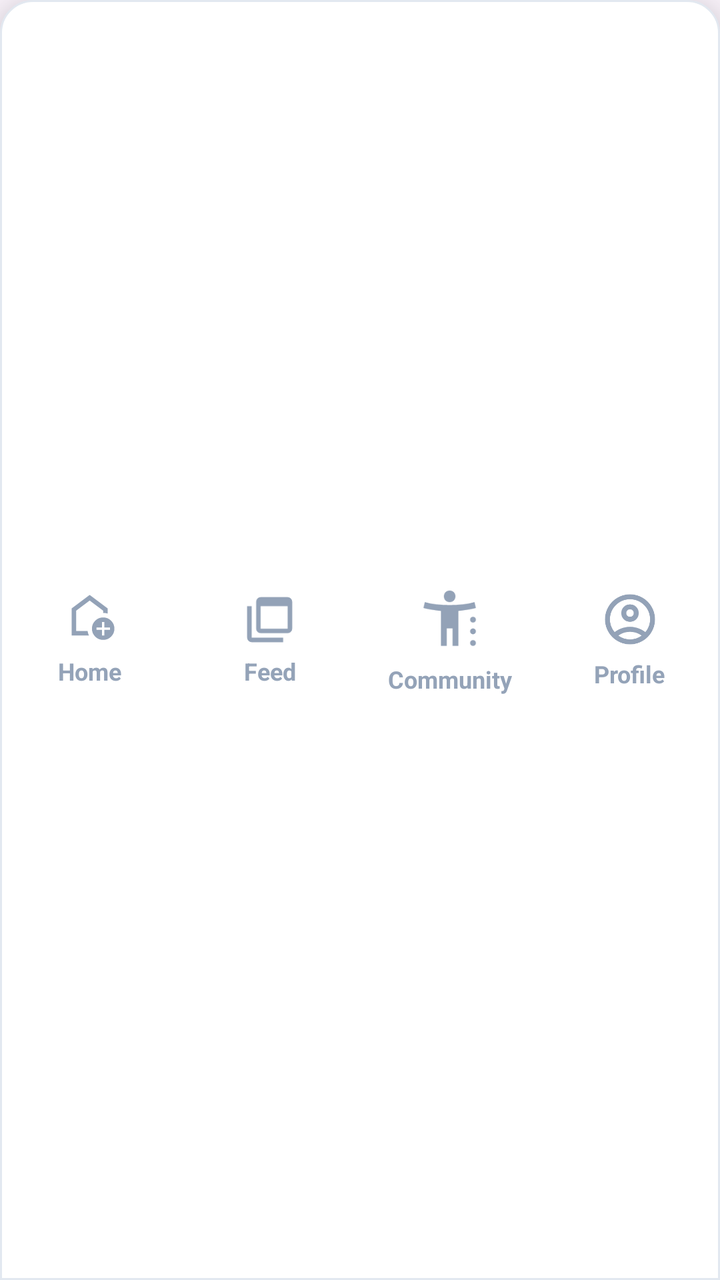
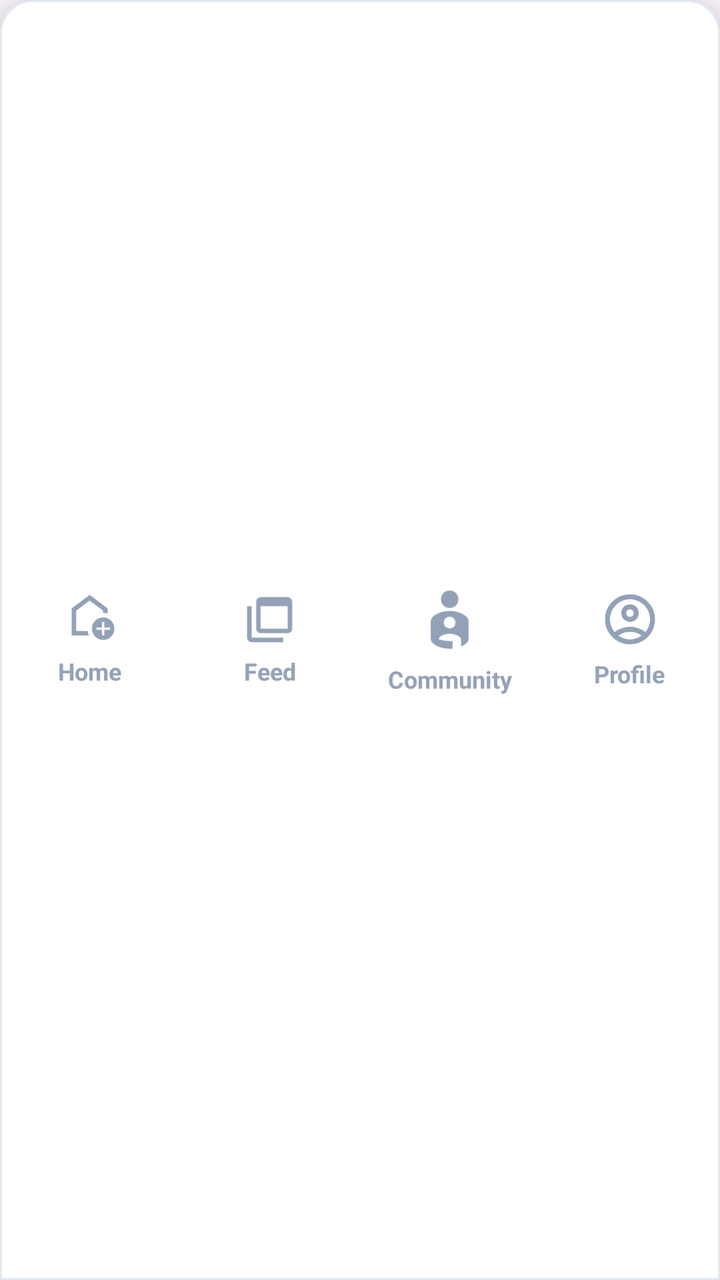

The first picture is an Android layout as it rendered before a commit; the second is the same layout after the commit. The layout source and the unified diff follow.
<!-- AndroidManifest.xml: application theme Theme.SwachhtaSarthi -->
<!-- res/layout/component_tray_bottom.xml -->
<?xml version="1.0" encoding="utf-8"?>
<androidx.constraintlayout.widget.ConstraintLayout xmlns:android="http://schemas.android.com/apk/res/android"
    xmlns:app="http://schemas.android.com/apk/res-auto"
    android:layout_width="match_parent"
    android:layout_height="72dp"
    android:background="@drawable/bg_bottom_nav"
    android:elevation="16dp">

    <LinearLayout
        android:layout_width="match_parent"
        android:layout_height="match_parent"
        android:orientation="horizontal"
        android:weightSum="4">

        

        
        <LinearLayout
            android:id="@+id/nav_home"
            android:layout_width="0dp"
            android:layout_height="match_parent"
            android:layout_weight="1"
            android:background="?attr/selectableItemBackground"
            android:clickable="true"
            android:focusable="true"
            android:gravity="center"
            android:orientation="vertical">

            <ImageView
                android:id="@+id/imageButtonHome"
                android:layout_width="27dp"
                android:layout_height="27dp"
                app:srcCompat="@drawable/home_new" />

            <TextView
                android:id="@+id/textViewHome"
                android:layout_width="wrap_content"
                android:layout_height="wrap_content"
                android:layout_marginTop="4dp"
                android:text="Home"
                android:textColor="#94A3B8"
                android:textSize="12sp"
                android:textStyle="bold" />
        </LinearLayout>

        <LinearLayout
            android:id="@+id/nav_report"
            android:layout_width="0dp"
            android:layout_height="match_parent"
            android:layout_weight="1"
            android:background="?attr/selectableItemBackground"
            android:clickable="true"
            android:focusable="true"
            android:gravity="center"
            android:orientation="vertical">

            <ImageView
                android:id="@+id/imageButtonReport"
                android:layout_width="27dp"
                android:layout_height="27dp"
                app:srcCompat="@drawable/feed_new" />

            <TextView
                android:id="@+id/textViewReport"
                android:layout_width="wrap_content"
                android:layout_height="wrap_content"
                android:layout_marginTop="4dp"
                android:text="Feed"
                android:textColor="#94A3B8"
                android:textSize="12sp"
                android:textStyle="bold" />
        </LinearLayout>

        
        <LinearLayout
            android:id="@+id/nav_community"
            android:layout_width="0dp"
            android:layout_height="match_parent"
            android:layout_weight="1"
            android:background="?attr/selectableItemBackground"
            android:clickable="true"
            android:focusable="true"
            android:gravity="center"
            android:orientation="vertical">

            <ImageView
                android:id="@+id/imageButtonCommunity"
                android:layout_width="35dp"
                android:layout_height="35dp"
                app:srcCompat="@drawable/community_new" />

            <TextView
                android:id="@+id/textViewCommunity"
                android:layout_width="wrap_content"
                android:layout_height="wrap_content"
                android:layout_marginTop="4dp"
                android:text="Community"
                android:textColor="#94A3B8"
                android:textSize="12sp"
                android:textStyle="bold" />
        </LinearLayout>

        
        <LinearLayout
            android:id="@+id/nav_profile"
            android:layout_width="0dp"
            android:layout_height="match_parent"
            android:layout_weight="1"
            android:background="?attr/selectableItemBackground"
            android:clickable="true"
            android:focusable="true"
            android:gravity="center"
            android:orientation="vertical">

            <ImageView
                android:id="@+id/imageButtonProfile"
                android:layout_width="30dp"
                android:layout_height="30dp"
                app:srcCompat="@drawable/profile_new" />

            <TextView
                android:id="@+id/textViewProfile"
                android:layout_width="wrap_content"
                android:layout_height="wrap_content"
                android:layout_marginTop="4dp"
                android:text="Profile"
                android:textColor="#94A3B8"
                android:textSize="12sp"
                android:textStyle="bold" />
        </LinearLayout>

    </LinearLayout>

</androidx.constraintlayout.widget.ConstraintLayout>
<!-- resources referenced by this layout -->
<resources>
  <!-- drawable bg_bottom_nav (drawable) -->
  <?xml version="1.0" encoding="utf-8"?>
  <shape xmlns:android="http://schemas.android.com/apk/res/android">
      <solid android:color="#FFFFFF" />
      <corners
          android:topLeftRadius="16dp"
          android:topRightRadius="16dp" />
      <stroke
          android:width="1dp"
          android:color="#E2E8F0" />
  </shape>
  <!-- drawable community_new (drawable) -->
  <vector xmlns:android="http://schemas.android.com/apk/res/android" android:height="24dp" android:tint="#93A2B7" android:viewportHeight="960" android:viewportWidth="960" android:width="24dp">
        
      <path android:fillColor="@android:color/white" android:pathData="M423.5,216.5Q400,193 400,160Q400,127 423.5,103.5Q447,80 480,80Q513,80 536.5,103.5Q560,127 560,160Q560,193 536.5,216.5Q513,240 480,240Q447,240 423.5,216.5ZM360,840L360,360Q292,354 233,344Q174,334 120,320L140,240Q215,260 299,270Q383,280 480,280Q577,280 661,270Q745,260 820,240L840,320Q786,334 727,344Q668,354 600,360L600,840L520,840L520,600L440,600L440,840L360,840ZM771.5,508.5Q760,497 760,480Q760,463 771.5,451.5Q783,440 800,440Q817,440 828.5,451.5Q840,463 840,480Q840,497 828.5,508.5Q817,520 800,520Q783,520 771.5,508.5ZM771.5,668.5Q760,657 760,640Q760,623 771.5,611.5Q783,600 800,600Q817,600 828.5,611.5Q840,623 840,640Q840,657 828.5,668.5Q817,680 800,680Q783,680 771.5,668.5ZM771.5,828.5Q760,817 760,800Q760,783 771.5,771.5Q783,760 800,760Q817,760 828.5,771.5Q840,783 840,800Q840,817 828.5,828.5Q817,840 800,840Q783,840 771.5,828.5Z"/>
      
  </vector>
  <!-- drawable feed_new (drawable) -->
  <vector xmlns:android="http://schemas.android.com/apk/res/android" android:height="24dp" android:tint="#93A2B7" android:viewportHeight="960" android:viewportWidth="960" android:width="24dp">
        
      <path android:fillColor="@android:color/white" android:pathData="M320,640L800,640Q800,640 800,640Q800,640 800,640L800,240L320,240L320,640Q320,640 320,640Q320,640 320,640ZM320,720Q287,720 263.5,696.5Q240,673 240,640L240,160Q240,127 263.5,103.5Q287,80 320,80L800,80Q833,80 856.5,103.5Q880,127 880,160L880,640Q880,673 856.5,696.5Q833,720 800,720L320,720ZM160,880Q127,880 103.5,856.5Q80,833 80,800L80,240L160,240L160,800Q160,800 160,800Q160,800 160,800L720,800L720,880L160,880ZM320,160Q320,160 320,160Q320,160 320,160L320,640Q320,640 320,640Q320,640 320,640L320,640Q320,640 320,640Q320,640 320,640L320,160Q320,160 320,160Q320,160 320,160Z"/>
      
  </vector>
  <!-- drawable home_new (drawable) -->
  <vector xmlns:android="http://schemas.android.com/apk/res/android" android:height="24dp" android:tint="#93A2B7" android:viewportHeight="960" android:viewportWidth="960" android:width="24dp">
        
      <path android:fillColor="@android:color/white" android:pathData="M700,760L740,760L740,660L840,660L840,620L740,620L740,520L700,520L700,620L600,620L600,660L700,660L700,760ZM720,840Q637,840 578.5,781.5Q520,723 520,640Q520,557 578.5,498.5Q637,440 720,440Q803,440 861.5,498.5Q920,557 920,640Q920,723 861.5,781.5Q803,840 720,840ZM160,760L160,280L480,40L800,280L800,372Q781,366 761,363Q741,360 720,360L720,320L480,140L240,320L240,680L443,680Q446,701 452,721Q458,741 467,760L160,760ZM480,410L480,410L480,410L480,410L480,410Q480,410 480,410Q480,410 480,410Q480,410 480,410Q480,410 480,410Z"/>
      
  </vector>
  <style name="Theme.SwachhtaSarthi" parent="Base.Theme.SwachhtaSarthi" />
  <style name="Base.Theme.SwachhtaSarthi" parent="Theme.Material3.DayNight.NoActionBar">
          
          
      </style>
  <!-- unchanged entries left out for length: 1 -->
</resources>

<!-- the commit's change to res/layout/component_tray_bottom.xml (unified diff, before → after) -->
@@ -87,7 +87,7 @@
                 android:id="@+id/imageButtonCommunity"
                 android:layout_width="35dp"
                 android:layout_height="35dp"
-                app:srcCompat="@drawable/community_new" />
+                app:srcCompat="@drawable/new_community_grey" />
 
             <TextView
                 android:id="@+id/textViewCommunity"
<!-- resource entries referenced after the edit -->
@@ -11,12 +11,6 @@
           android:width="1dp"
           android:color="#E2E8F0" />
   </shape>
-  <!-- drawable community_new (drawable) -->
-  <vector xmlns:android="http://schemas.android.com/apk/res/android" android:height="24dp" android:tint="#93A2B7" android:viewportHeight="960" android:viewportWidth="960" android:width="24dp">
-        
-      <path android:fillColor="@android:color/white" android:pathData="M423.5,216.5Q400,193 400,160Q400,127 423.5,103.5Q447,80 480,80Q513,80 536.5,103.5Q560,127 560,160Q560,193 536.5,216.5Q513,240 480,240Q447,240 423.5,216.5ZM360,840L360,360Q292,354 233,344Q174,334 120,320L140,240Q215,260 299,270Q383,280 480,280Q577,280 661,270Q745,260 820,240L840,320Q786,334 727,344Q668,354 600,360L600,840L520,840L520,600L440,600L440,840L360,840ZM771.5,508.5Q760,497 760,480Q760,463 771.5,451.5Q783,440 800,440Q817,440 828.5,451.5Q840,463 840,480Q840,497 828.5,508.5Q817,520 800,520Q783,520 771.5,508.5ZM771.5,668.5Q760,657 760,640Q760,623 771.5,611.5Q783,600 800,600Q817,600 828.5,611.5Q840,623 840,640Q840,657 828.5,668.5Q817,680 800,680Q783,680 771.5,668.5ZM771.5,828.5Q760,817 760,800Q760,783 771.5,771.5Q783,760 800,760Q817,760 828.5,771.5Q840,783 840,800Q840,817 828.5,828.5Q817,840 800,840Q783,840 771.5,828.5Z"/>
-      
-  </vector>
   <!-- drawable feed_new (drawable) -->
   <vector xmlns:android="http://schemas.android.com/apk/res/android" android:height="24dp" android:tint="#93A2B7" android:viewportHeight="960" android:viewportWidth="960" android:width="24dp">
         
@@ -29,6 +23,12 @@
       <path android:fillColor="@android:color/white" android:pathData="M700,760L740,760L740,660L840,660L840,620L740,620L740,520L700,520L700,620L600,620L600,660L700,660L700,760ZM720,840Q637,840 578.5,781.5Q520,723 520,640Q520,557 578.5,498.5Q637,440 720,440Q803,440 861.5,498.5Q920,557 920,640Q920,723 861.5,781.5Q803,840 720,840ZM160,760L160,280L480,40L800,280L800,372Q781,366 761,363Q741,360 720,360L720,320L480,140L240,320L240,680L443,680Q446,701 452,721Q458,741 467,760L160,760ZM480,410L480,410L480,410L480,410L480,410Q480,410 480,410Q480,410 480,410Q480,410 480,410Q480,410 480,410Z"/>
       
   </vector>
+  <!-- drawable new_community_grey (drawable) -->
+  <vector xmlns:android="http://schemas.android.com/apk/res/android" android:height="24dp" android:tint="#92A1B6" android:viewportHeight="960" android:viewportWidth="960" android:width="24dp">
+        
+      <path android:fillColor="@android:color/white" android:pathData="M480,80Q530,80 565,115Q600,150 600,200Q600,250 565,285Q530,320 480,320Q430,320 395,285Q360,250 360,200Q360,150 395,115Q430,80 480,80ZM480,360Q527,360 573,371Q619,382 656,402Q694,421 717,447Q740,473 740,504L740,736Q740,753 732,769.5Q724,786 710,800Q696,814 677.5,826Q659,838 636,848L636,758Q636,720 583.5,696Q531,672 480,672Q430,672 383.5,692.5Q337,713 326,746Q364,761 404,767Q444,773 486,774Q494,774 502.5,774Q511,774 520,774L520,878Q513,880 505.5,880Q498,880 490,880Q454,880 407.5,872Q361,864 319,847Q277,830 248.5,802.5Q220,775 220,736L220,504Q220,473 243,447Q266,421 303,402Q341,382 387,371Q433,360 480,360ZM480,600Q513,600 536.5,576.5Q560,553 560,520Q560,487 536.5,463.5Q513,440 480,440Q447,440 423.5,463.5Q400,487 400,520Q400,553 423.5,576.5Q447,600 480,600Z"/>
+      
+  </vector>
   <style name="Theme.SwachhtaSarthi" parent="Base.Theme.SwachhtaSarthi" />
   <style name="Base.Theme.SwachhtaSarthi" parent="Theme.Material3.DayNight.NoActionBar">
           
